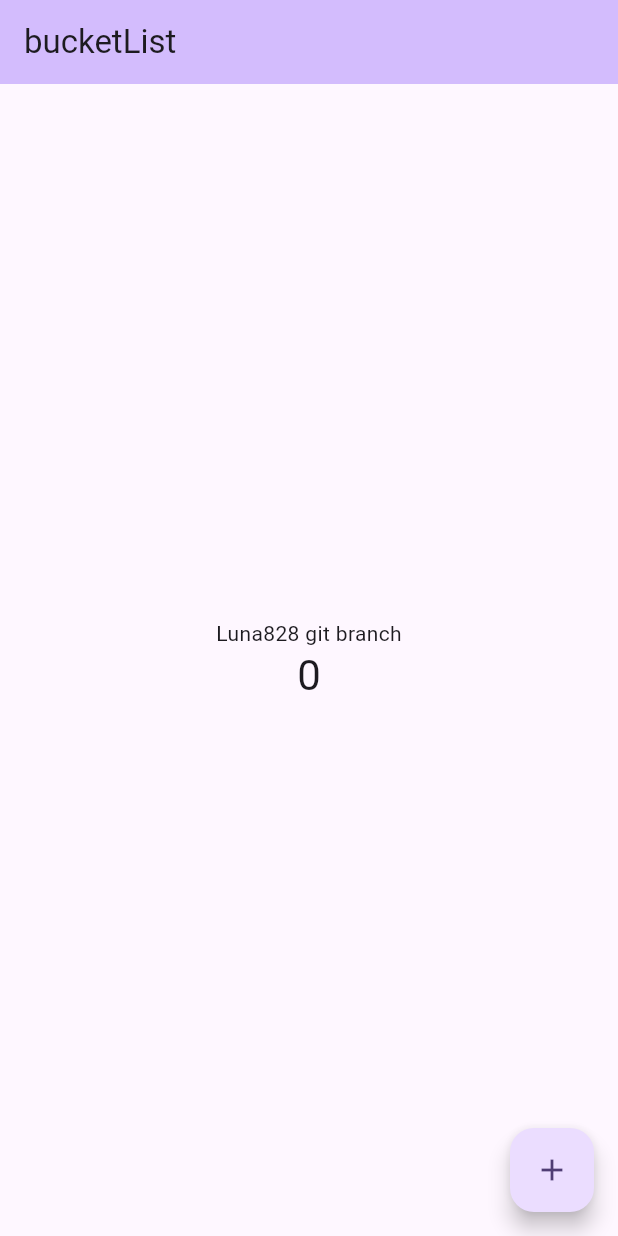
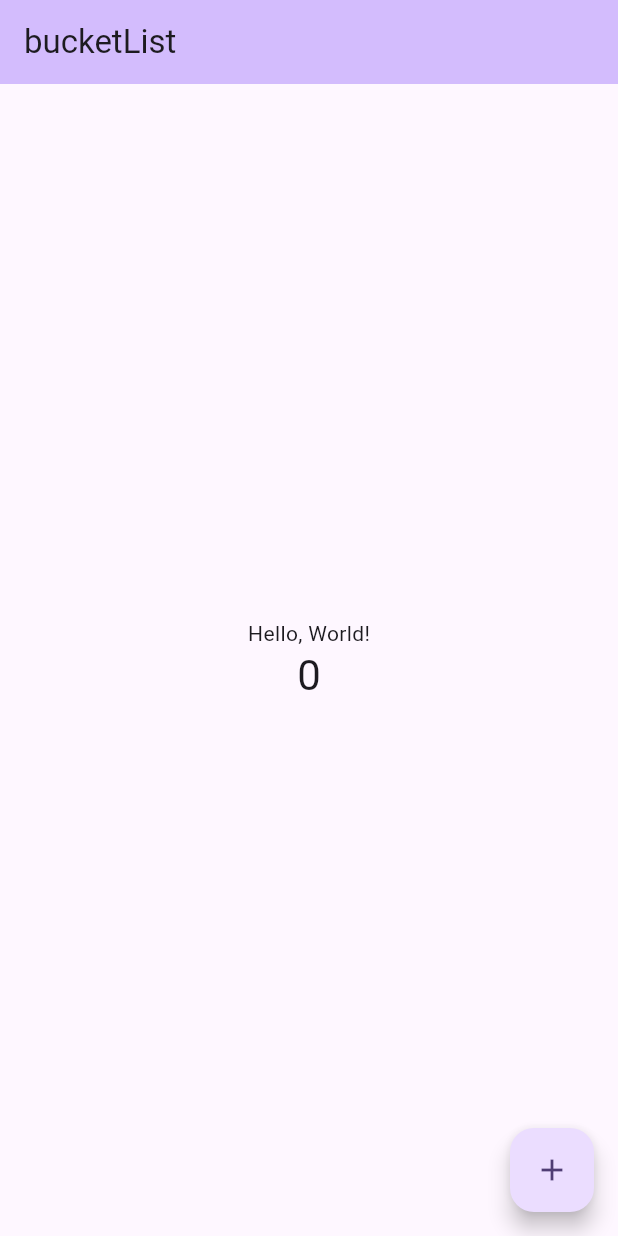
Before and after one commit to CHERIN2/bucketlist_team15, a Flutter app: the screen it shows after launch, on a phone screen of 412 x 824 dp. Run offline on Flutter 3.47's test engine with Material 2 defaults, Android fonts, the phone set to English and light mode, and no system bars.

Commit message:
change Text

```diff
--- a/bucketlist_team15/lib/homePage.dart
+++ b/bucketlist_team15/lib/homePage.dart
@@ -28,9 +28,7 @@ class _MyHomePageState extends State<MyHomePage> {
         child: Column(
           mainAxisAlignment: MainAxisAlignment.center,
           children: <Widget>[
-            const Text(
-              'Luna828 git branch',
-            ),
+            const Text("Hello, World!"),
             Text(
               '$_counter',
               style: Theme.of(context).textTheme.headlineMedium,
```
